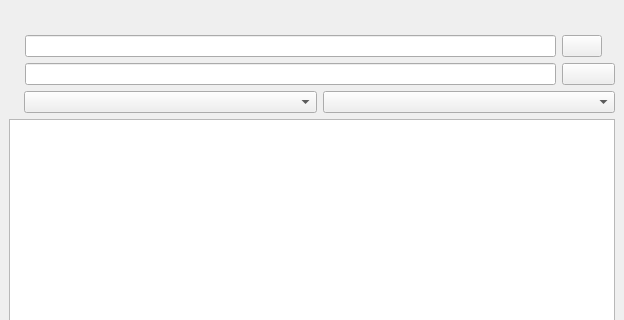
Old version of the form src/grooveoff/mainwindow.ui in the repository gcala/grooveoff; both pictures show x 0 to 624 and y 0 to 320 of the 624 by 787 pixel window.
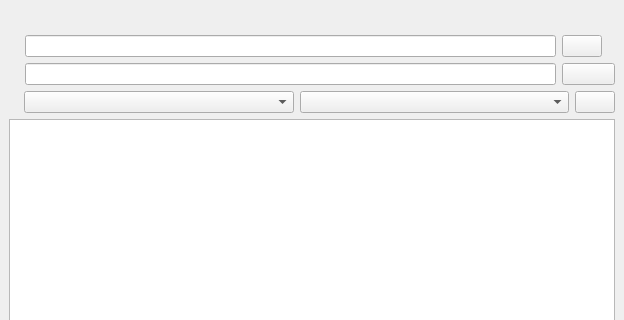
New version of the form. Custom widgets are drawn as their Qt base class.

Commit message: * added batch download button * now tooltip/placeholder inform on playlist search possibility

```diff
--- a/src/grooveoff/mainwindow.ui
+++ b/src/grooveoff/mainwindow.ui
@@ -156,6 +156,12 @@
        </item>
        <item>
         <widget class="ComboBox" name="artistsCB">
+         <property name="sizePolicy">
+          <sizepolicy hsizetype="Expanding" vsizetype="Fixed">
+           <horstretch>0</horstretch>
+           <verstretch>0</verstretch>
+          </sizepolicy>
+         </property>
          <property name="minimumSize">
           <size>
            <width>180</width>
@@ -169,6 +175,12 @@
        </item>
        <item>
         <widget class="ComboBox" name="albumsCB">
+         <property name="sizePolicy">
+          <sizepolicy hsizetype="Expanding" vsizetype="Fixed">
+           <horstretch>0</horstretch>
+           <verstretch>0</verstretch>
+          </sizepolicy>
+         </property>
          <property name="minimumSize">
           <size>
            <width>180</width>
@@ -180,6 +192,13 @@
          </property>
         </widget>
        </item>
+       <item>
+        <widget class="QPushButton" name="batchDownloadButton">
+         <property name="text">
+          <string/>
+         </property>
+        </widget>
+       </item>
       </layout>
      </widget>
     </item>
```
The commit also changes 2 other files.
